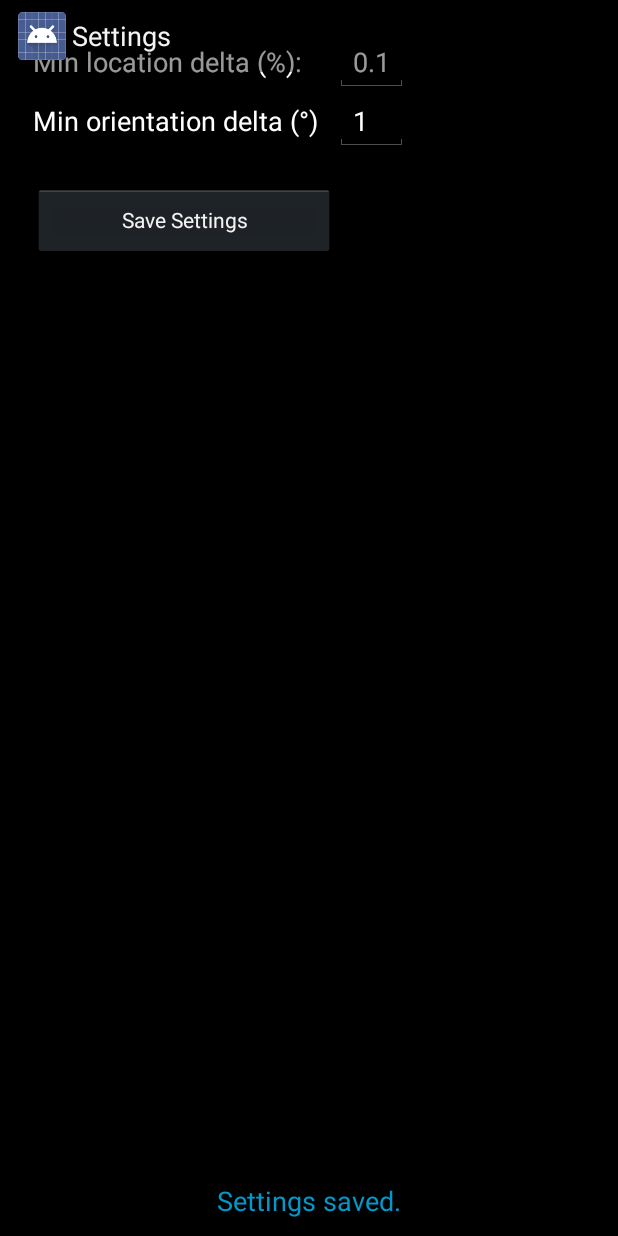
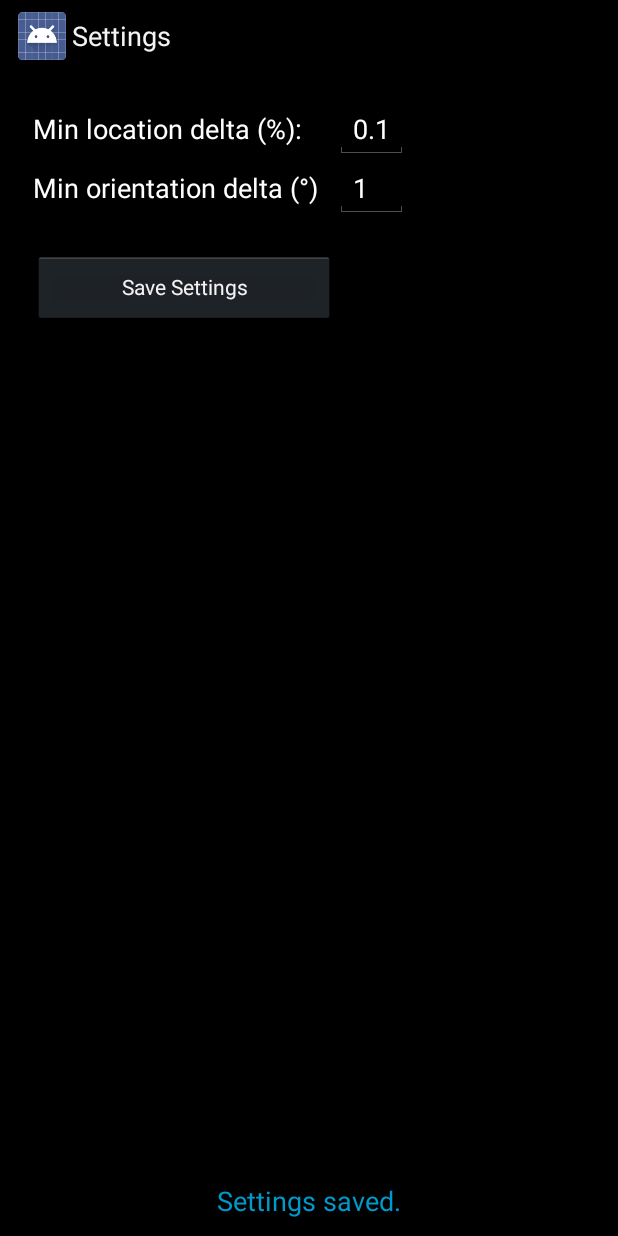
Before and after one commit to AgostinoRizzo/smart-playground, an Android app: the SettingsActivity screen opened directly, with no data from a screen before it, after a tap on "Save Settings", on a phone screen of 412 x 824 dp. Run offline under Robolectric (Android 15) with nearby library versions, the phone set to English and light mode, and no system bars; pictures from the network do not load.

Commit message:
Properties loading in MainActivity fixed.

```diff
--- a/BallTracker/app/src/main/java/it/unical/mat/smart_playground/balltracker/MainActivity.java
+++ b/BallTracker/app/src/main/java/it/unical/mat/smart_playground/balltracker/MainActivity.java
@@ -173,6 +173,7 @@ public class MainActivity extends Activity implements CameraBridgeViewBase.CvCam
                 final short minDirDelta = Short.parseShort(prop.getProperty("min_dir_delta"));
 
                 final TrackingSettings settings = new TrackingSettings( minLocDelta, minDirDelta );
+                BallTracker.updateTrackingSettings(settings);
             }
             catch ( NumberFormatException nfe ) {}
             finally { istream.close(); }
--- a/BallTracker/app/src/main/res/layout/activity_settings.xml
+++ b/BallTracker/app/src/main/res/layout/activity_settings.xml
@@ -3,7 +3,8 @@
              android:layout_width="match_parent"
              android:layout_height="match_parent"
              android:background="#ff000000"
-             tools:context="it.unical.mat.smart_playground.balltracker.SettingsActivity">
+             tools:context="it.unical.mat.smart_playground.balltracker.SettingsActivity"
+             android:paddingTop="20pt">
 
     <TableLayout
         android:layout_width="fill_parent"
```
